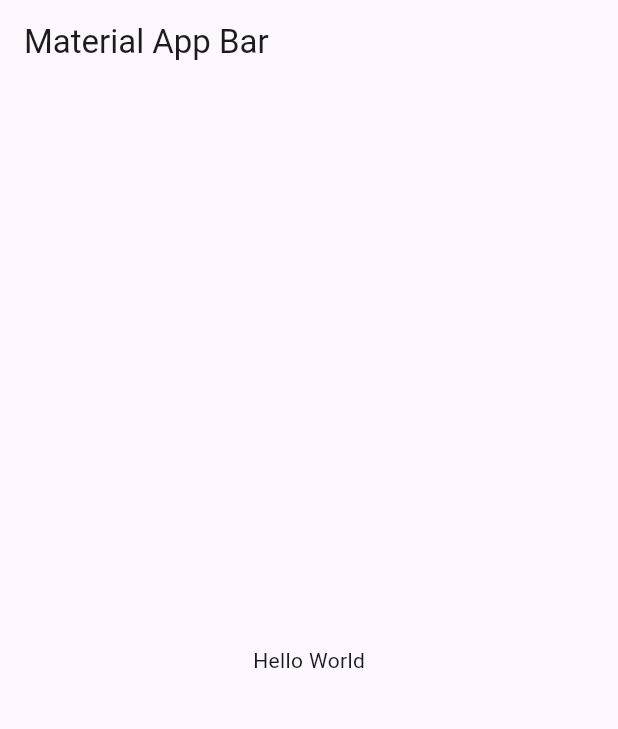
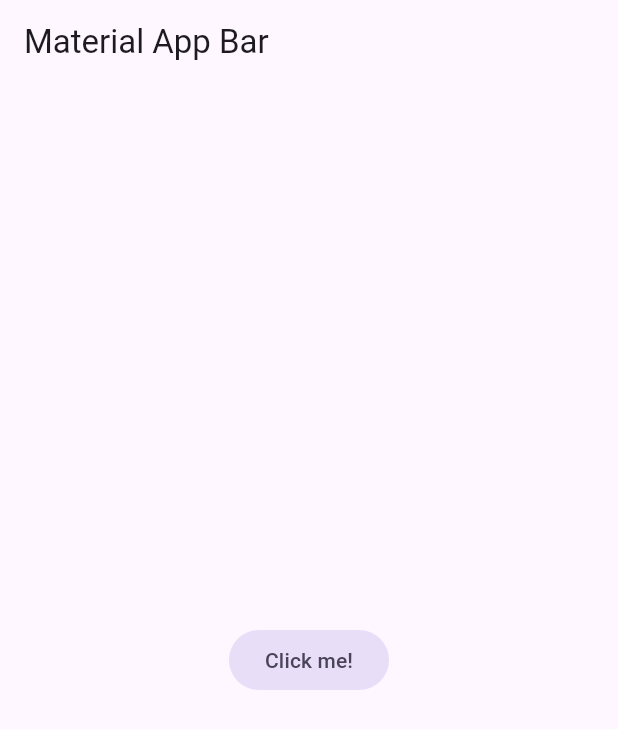
Before and after one commit to oldwilly12/Curso_Flutter, a Flutter app: the screen it shows after launch, on a phone screen of 412 x 824 dp. Shown: the top 729 px of the screen. Run offline on Flutter 3.47's test engine with Material 3 defaults, Android fonts, the phone set to English and light mode, and no system bars.

```diff
--- a/yes_no_app/lib/main.dart
+++ b/yes_no_app/lib/main.dart
@@ -9,12 +9,14 @@ class MyApp extends StatelessWidget {
   Widget build(BuildContext context) {
     return MaterialApp(
       title: 'Yes No App',
+      debugShowCheckedModeBanner: false,
       home: Scaffold(
         appBar: AppBar(
           title: const Text('Material App Bar'),
         ),
-        body: const Center(
-          child: Text('Hello World'),
+        body:  Center(
+          child: FilledButton.tonal(onPressed: (){ },
+           child: const Text('Click me!'))
         ),
       ),
     );
```
